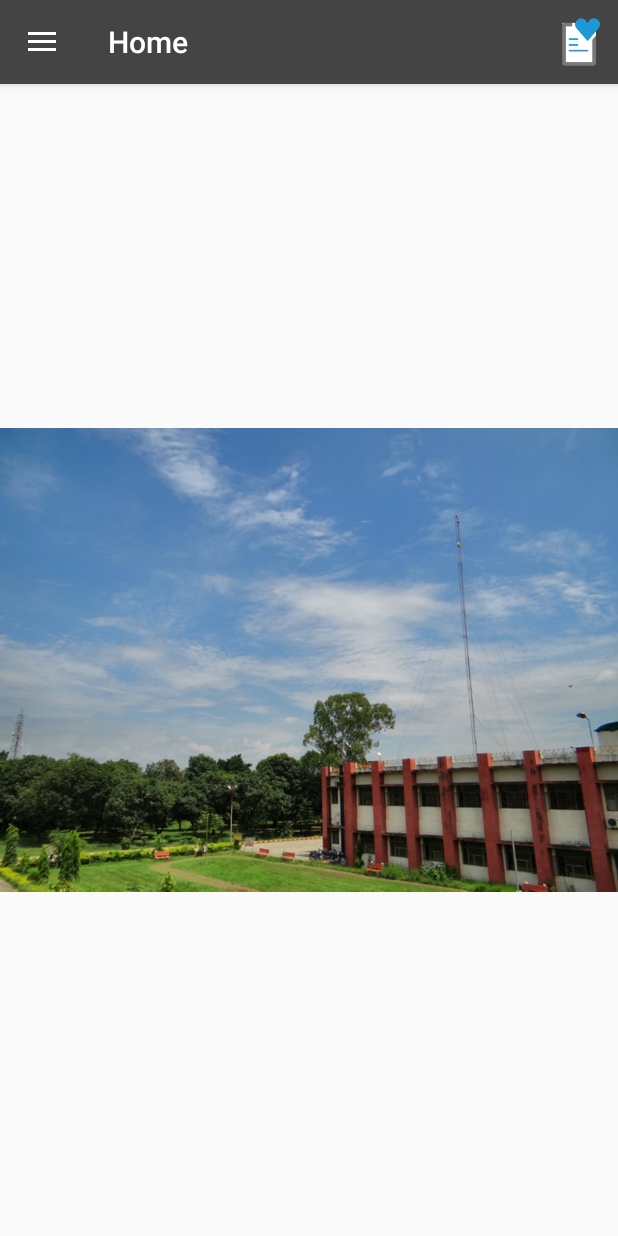
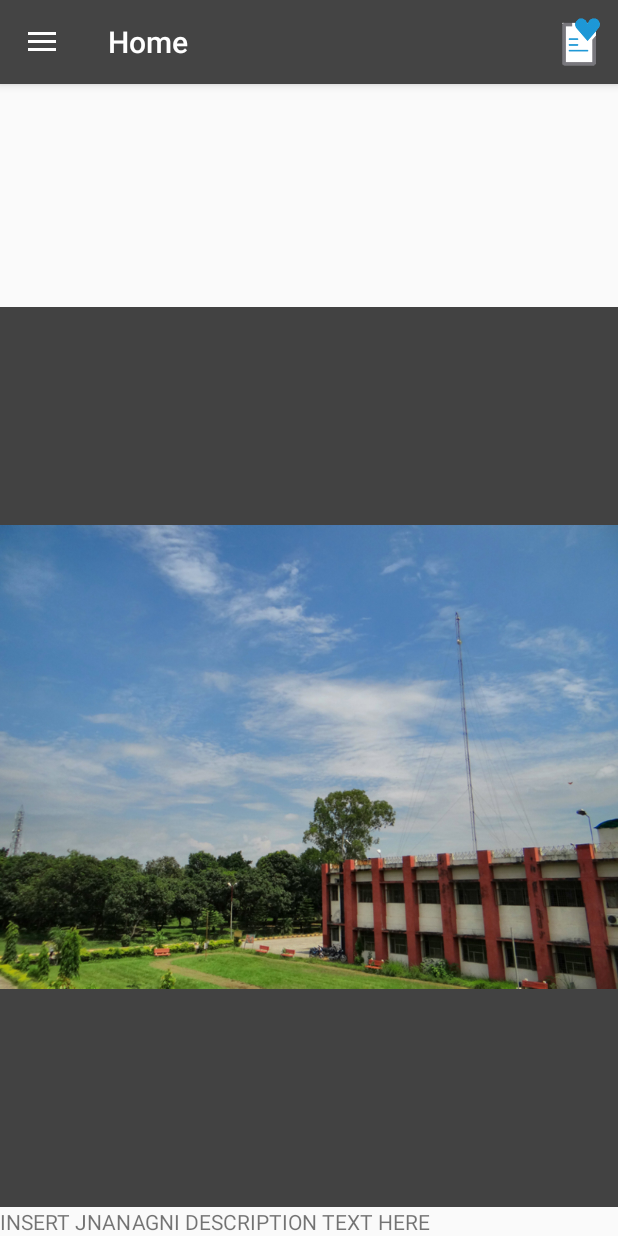
Before and after one commit to pranjul-sharma/Jnanagni-2k17, an Android app: the screen it shows after launch (HomeActivity), after a tap on "Wishlist", on a phone screen of 412 x 824 dp. Run offline under Robolectric (Android 15) with nearby library versions, the phone set to English and light mode, and no system bars; 1 other tap on this screen came first.

Commit message:
added home activity

```diff
--- a/app/src/main/res/layout/fragment_home.xml
+++ b/app/src/main/res/layout/fragment_home.xml
@@ -1,4 +1,4 @@
-<LinearLayout xmlns:android="http://schemas.android.com/apk/res/android"
+<RelativeLayout xmlns:android="http://schemas.android.com/apk/res/android"
     xmlns:tools="http://schemas.android.com/tools"
     android:layout_width="match_parent"
     android:layout_height="match_parent"
@@ -8,7 +8,14 @@
         <ImageSwitcher
             android:id="@+id/imageSwitcher"
             android:layout_width="match_parent"
-            android:layout_height="match_parent"
-            android:adjustViewBounds="true" />
+            android:layout_height="wrap_content"
+            android:layout_above="@+id/description"
+            android:background="@color/cardview_dark_background"/>
+    <TextView
+        android:id="@+id/description"
+        android:layout_width="match_parent"
+        android:layout_height="wrap_content"
+        android:layout_alignParentBottom="true"
+        android:text="INSERT JNANAGNI DESCRIPTION TEXT HERE"/>
 
-</LinearLayout>
+</RelativeLayout>
```
